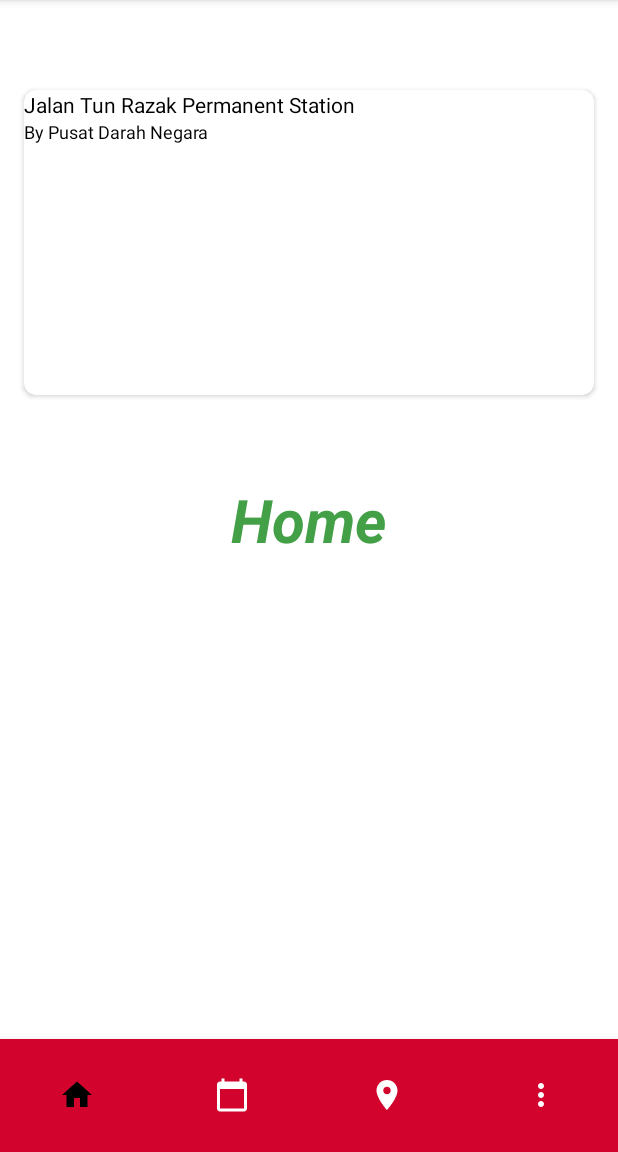
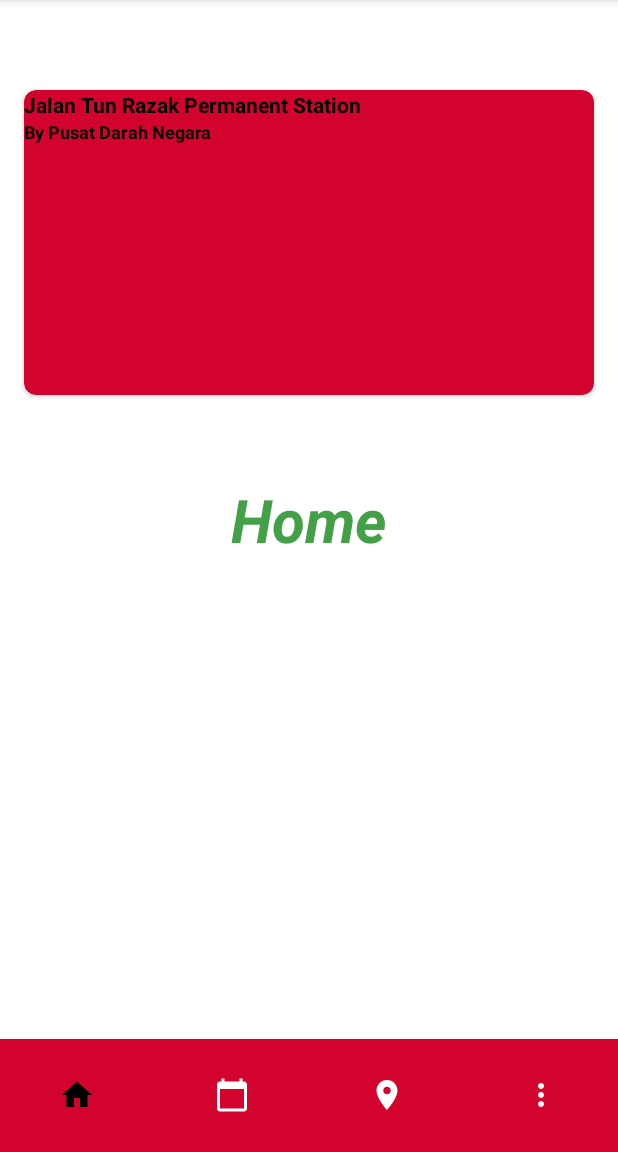
Before and after one commit to josephwongX/Assignment2Aug2022, an Android app: the screen it shows after launch (MainActivity), on a phone screen of 412 x 824 dp, the part 84-1236 px from its top. Run offline under Robolectric (Android 15) with nearby library versions, the phone set to English and light mode, and no system bars.

Commit message:
CardView

```diff
--- a/app/src/main/res/layout/fragment_first.xml
+++ b/app/src/main/res/layout/fragment_first.xml
@@ -27,6 +27,7 @@
         android:layout_marginLeft="16dp"
         android:layout_marginTop="60dp"
         app:cardCornerRadius="8dp"
+        app:cardBackgroundColor="#D2042D"
         app:layout_constraintStart_toStartOf="parent"
         app:layout_constraintTop_toTopOf="parent">
 
@@ -39,6 +40,7 @@
                 android:layout_width="wrap_content"
                 android:layout_height="match_parent"
                 android:text="Jalan Tun Razak Permanent Station"
+                android:textStyle="bold"
                 android:textColor="#FF000000"
                 android:textSize="14sp" />
 
@@ -46,6 +48,7 @@
                 android:layout_width="wrap_content"
                 android:layout_height="match_parent"
                 android:text="By Pusat Darah Negara"
+                android:textStyle="bold"
                 android:textColor="#FF000000"
                 android:textSize="12sp" />
 
```
